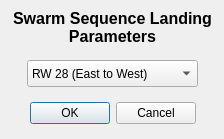
This is SwarmCommander/modules/sc_qt_gui/sequenceLandDialog.ui in jaymonty/swarmcommander as Qt 5 draws it before an edit. The edited form follows.
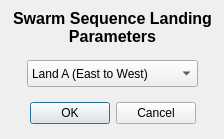
This is the edited form.

What changed in the file:
```diff
--- a/SwarmCommander/modules/sc_qt_gui/sequenceLandDialog.ui
+++ b/SwarmCommander/modules/sc_qt_gui/sequenceLandDialog.ui
@@ -75,7 +75,7 @@
    </property>
    <item>
     <property name="text">
-     <string>RW 28 (East to West)</string>
+     <string>Land A (East to West)</string>
     </property>
    </item>
    <item>
```
Left out of the diff: 2 changed lines with no effect on the pictures.
